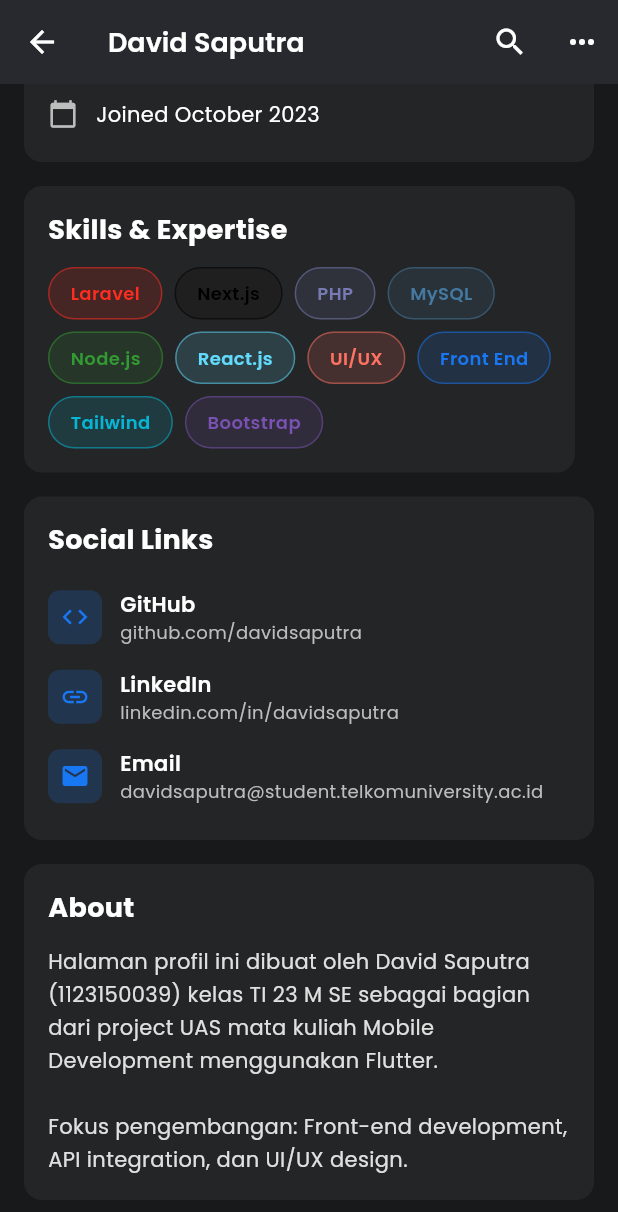
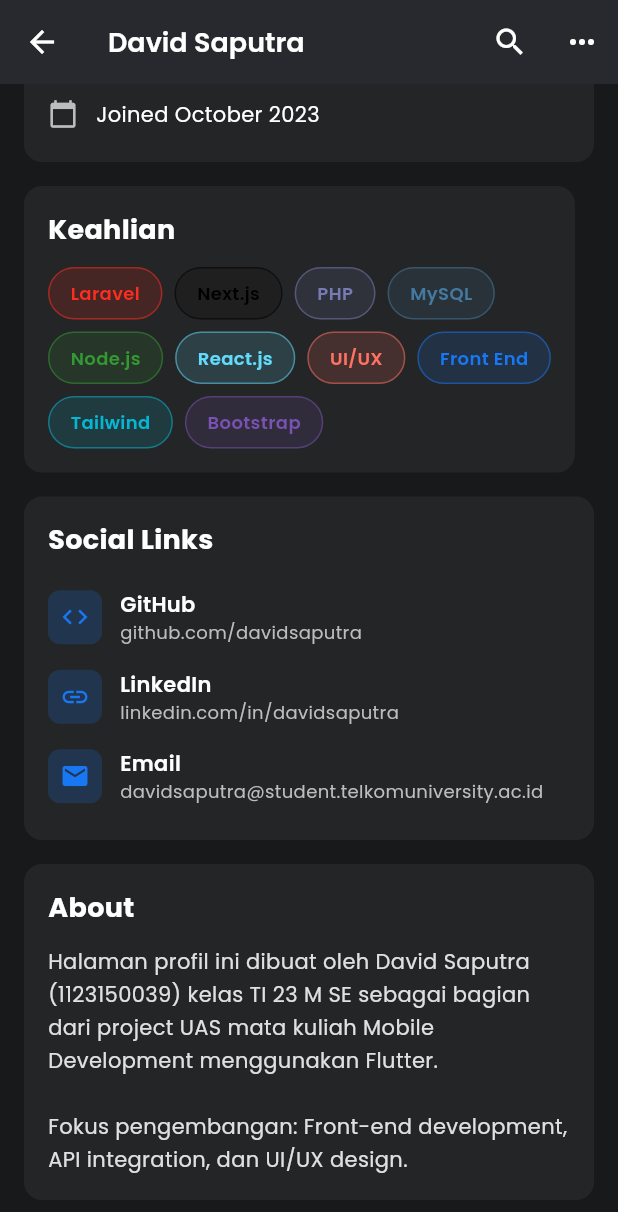
Before and after one commit to KishiEdward/Notes_App_UAS, a Flutter app: the DavidProfilePage screen opened directly, scrolled down 576 dp, on a phone screen of 412 x 824 dp. Shown: the top 1212 px of the screen. Run offline on Flutter 3.47's test engine with Material 3 defaults, Android fonts, the phone set to English and light mode, and no system bars; drawn by our look-alikes of showcaseview; our stand-ins replace cloud_firestore, firebase_auth, firebase_core, firebase_messaging, flutter_local_notifications, google_fonts and 5 more; accounts and stored records are empty.

Commit message:
ganti judul skills ke bahasa indo keahlian

```diff
--- a/lib/pages/david_profile_page.dart
+++ b/lib/pages/david_profile_page.dart
@@ -248,7 +248,7 @@ class DavidProfilePage extends StatelessWidget {
         crossAxisAlignment: CrossAxisAlignment.start,
         children: [
           Text(
-            "Skills & Expertise",
+            "Keahlian",
             style: GoogleFonts.poppins(
               color: Colors.white,
               fontSize: 18,
```
